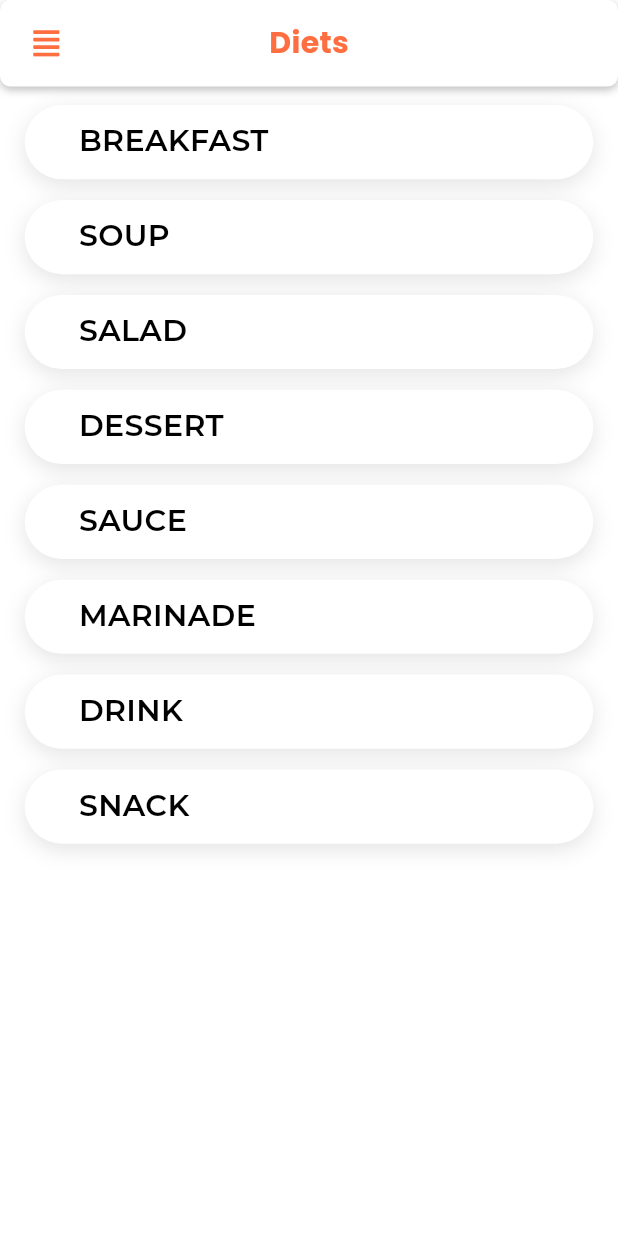
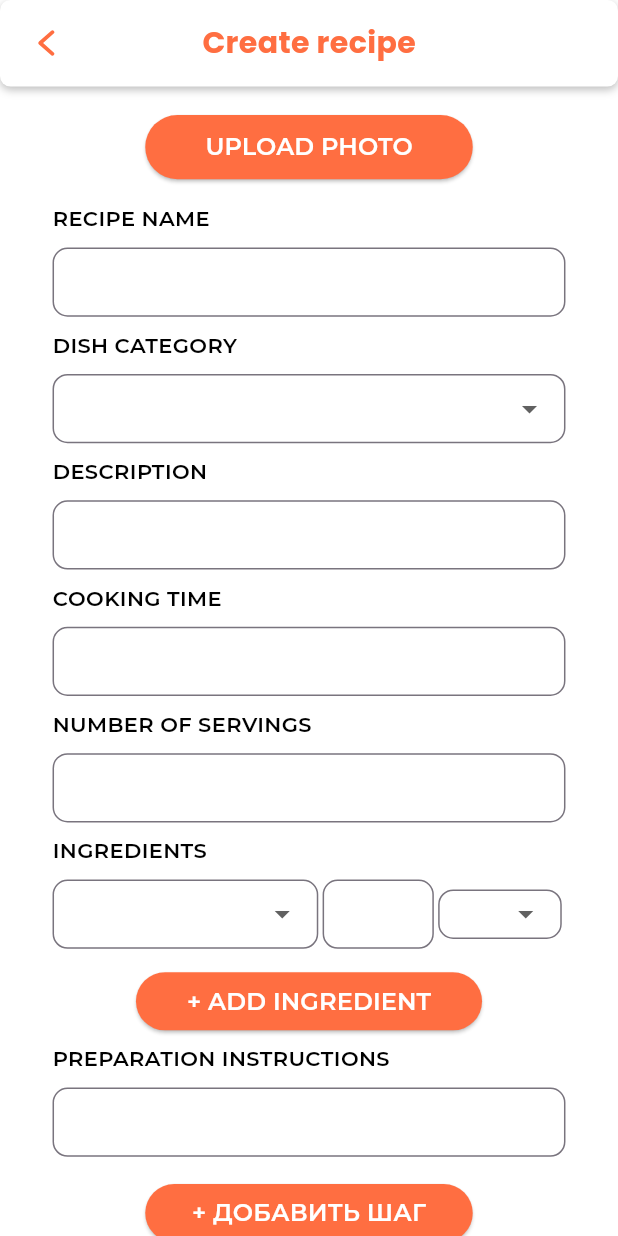
Before and after one commit to NinelNina/recipes_mobile, a Flutter app: the screen it shows after launch, on a phone screen of 412 x 824 dp. Run offline on Flutter 3.47's test engine with Material 3 defaults, Android fonts, the light colour scheme and no system bars; our stand-ins replace flutter_svg; project files that could hold a hidden picture were left out.

Commit message:
Add AddRecipes screen

```diff
--- /dev/null
+++ b/lib/features/add_recipe/presentation/add_recipe_screen.dart
@@ -0,0 +1,385 @@
+import 'package:flutter/material.dart';
+import 'package:recipes/features/common/widgets/back_icon_widget.dart';
+
+import '../../common/widgets/nav_bar.dart';
+
+class AddRecipe extends StatefulWidget {
+  @override
+  _AddRecipeState createState() => _AddRecipeState();
+}
+
+class _AddRecipeState extends State<AddRecipe> {
+  final GlobalKey<FormState> _formKey = GlobalKey<FormState>();
+  List<String> ingredients = ['ЛУК', 'ЧЕСНОК', 'ПЕРЕЦ'];
+  List<String> measurements = ['шт', 'г', 'кг', 'л', 'мл'];
+  List<String> categories = ['ЗАВТРАК', 'ОБЕД', 'УЖИН'];
+  List<Widget> steps = [];
+  List<Widget> ingredientsList = [];
+
+  @override
+  Widget build(BuildContext context) {
+    double screenWidth = MediaQuery.of(context).size.width;
+    double screenHeight = MediaQuery.of(context).size.height;
+
+    return MaterialApp(
+        home: Scaffold(
+            backgroundColor: Colors.white,
+            body: SingleChildScrollView(
+              child: Column(children: [
+                NavBar(
+                    height: screenHeight,
+                    width: screenWidth,
+                    title: "Create recipe",
+                    navWidget: BackIconWidget(width: screenWidth)),
+                SingleChildScrollView(
+                  padding: EdgeInsets.only(top: screenHeight * 0.023),
+                  child: Column(
+                    children: [
+                      buildButton(screenWidth, screenHeight),
+                      SizedBox(height: screenHeight * 0.02),
+                      buildTitleText('RECIPE NAME'),
+                      SizedBox(height: screenHeight * 0.011),
+                      buildTextField(
+                          screenWidth * 0.83, screenHeight * 0.056, ''),
+                      SizedBox(height: screenHeight * 0.011),
+                      buildTitleText('DISH CATEGORY'),
+                      SizedBox(height: screenHeight * 0.011),
+                      buildDropdown(
+                          screenWidth * 0.83, screenHeight * 0.056, categories),
+                      SizedBox(height: screenHeight * 0.011),
+                      buildTitleText('DESCRIPTION'),
+                      SizedBox(height: screenHeight * 0.011),
+                      buildTextField(
+                          screenWidth * 0.83, screenHeight * 0.056, ''),
+                      SizedBox(height: screenHeight * 0.011),
+                      buildTitleText('COOKING TIME'),
+                      SizedBox(height: screenHeight * 0.011),
+                      buildTextField(
+                          screenWidth * 0.83, screenHeight * 0.056, ''),
+                      SizedBox(height: screenHeight * 0.011),
+                      buildTitleText('NUMBER OF SERVINGS'),
+                      SizedBox(height: screenHeight * 0.011),
+                      buildTextField(
+                          screenWidth * 0.83, screenHeight * 0.056, ''),
+                      SizedBox(height: screenHeight * 0.011),
+                      buildTitleText('INGREDIENTS'),
+                      SizedBox(height: screenHeight * 0.011),
+                      Column(
+                        children: [
+                          buildIngredientRow(screenWidth, screenHeight),
+                          Column(children: ingredientsList)
+                        ],
+                      ),
+                      SizedBox(height: screenHeight * 0.015),
+                      buildAddIngredientButton(screenWidth, screenHeight),
+                      SizedBox(height: screenHeight * 0.011),
+                      buildTitleText('PREPARATION INSTRUCTIONS'),
+                      SizedBox(height: screenHeight * 0.011),
+                      Column(
+                        children: [
+                          buildStepTextField(screenWidth, screenHeight),
+                          Column(children: steps)
+                        ],
+                      ),
+                      SizedBox(height: screenHeight * 0.011),
+                      buildAddStepButton(screenWidth, screenHeight),
+                      SizedBox(height: screenHeight * 0.011),
+                      //buildConfirmationWidget(screenWidth, screenHeight),
+                      SizedBox(
+                        width: screenWidth * 0.9,
+                        //height: screenHeight * 0.08,
+                        child:
+                            buildConfirmationWidget(screenWidth, screenHeight),
+                      ),
+                      SizedBox(height: screenHeight * 0.011),
+                      buildButtonsRow(screenWidth * 0.32, screenHeight * 0.047),
+                      SizedBox(height: screenHeight * 0.034)
+                    ],
+                  ),
+                )
+              ]),
+            )));
+  }
+
+  Widget buildButton(double screenWidth, double screenHeight) {
+    return SizedBox(
+      width: screenWidth * 0.53,
+      height: screenHeight * 0.052,
+      child: ElevatedButton(
+        style: ElevatedButton.styleFrom(
+          backgroundColor: const Color(0xFFFF6E41),
+          shape: RoundedRectangleBorder(
+            borderRadius: BorderRadius.circular(30),
+          ),
+        ),
+        onPressed: () {},
+        child: const Text(
+          'UPLOAD PHOTO',
+          style: TextStyle(
+            fontFamily: 'Montserrat',
+            fontWeight: FontWeight.w600,
+            fontSize: 16,
+            color: Colors.white,
+          ),
+        ),
+      ),
+    );
+  }
+
+  Widget buildTitleText(String title) {
+    return Padding(
+      padding: const EdgeInsets.only(left: 35.0), // This adds left padding
+      child: Align(
+        alignment: Alignment.centerLeft,
+        child: Text(
+          title,
+          style: const TextStyle(
+            fontFamily: 'Montserrat',
+            fontWeight: FontWeight.w600,
+            fontSize: 14,
+            color: Colors.black,
+          ),
+        ),
+      ),
+    );
+  }
+
+  Widget buildTextField(double width, double height, String hintText) {
+    return SizedBox(
+      width: width,
+      height: height,
+      child: TextFormField(
+        decoration: InputDecoration(
+          hintText: hintText,
+          contentPadding: const EdgeInsets.all(15),
+          border: OutlineInputBorder(
+            borderRadius: BorderRadius.circular(10),
+          ),
+        ),
+      ),
+    );
+  }
+
+  Widget buildDropdown(double width, double height, List<String> items) {
+    return SizedBox(
+      width: width,
+      height: height,
+      child: DropdownButtonFormField<String>(
+        items: items.map((String item) {
+          return DropdownMenuItem<String>(
+            value: item,
+            child: Text(
+              item,
+              style: const TextStyle(
+                fontFamily: 'Montserrat',
+                fontWeight: FontWeight.w500,
+                fontSize: 14,
+              ),
+            ),
+          );
+        }).toList(),
+        onChanged: (_) {},
+        decoration: InputDecoration(
+          contentPadding: const EdgeInsets.all(15),
+          border: OutlineInputBorder(
+            borderRadius: BorderRadius.circular(10),
+          ),
+        ),
+      ),
+    );
+  }
+
+  Widget buildAddIngredientButton(double screenWidth, double screenHeight) {
+    return SizedBox(
+      width: screenWidth * 0.56,
+      height: screenHeight * 0.047,
+      child: ElevatedButton(
+        style: ElevatedButton.styleFrom(
+          backgroundColor: const Color(0xFFFF6E41),
+          shape: RoundedRectangleBorder(
+            borderRadius: BorderRadius.circular(30),
+          ),
+        ),
+        onPressed: () {
+          setState(() {
+            ingredientsList.add(buildIngredientRow(screenWidth, screenHeight));
+          });
+        },
+        child: const Text(
+          '+ ADD INGREDIENT',
+          style: TextStyle(
+            fontFamily: 'Montserrat',
+            fontWeight: FontWeight.w600,
+            fontSize: 16,
+            color: Colors.white,
+          ),
+        ),
+      ),
+    );
+  }
+
+  Widget buildIngredientRow(double screenWidth, double screenHeight) {
+    return Column(children: [
+      SizedBox(
+          width: screenWidth * 0.83,
+          height: screenHeight * 0.056,
+          child: Row(
+            children: [
+              buildDropdown(
+                  screenWidth * 0.43, screenHeight * 0.06, ingredients),
+              SizedBox(width: screenWidth * 0.007),
+              buildTextField(screenWidth * 0.18, screenHeight * 0.06, ''),
+              SizedBox(width: screenWidth * 0.007),
+              buildDropdown(
+                  screenWidth * 0.2, screenHeight * 0.04, measurements),
+            ],
+          )),
+      SizedBox(height: screenHeight * 0.004)
+    ]);
+  }
+
+  Widget buildAddStepButton(double screenWidth, double screenHeight) {
+    return SizedBox(
+      width: screenWidth * 0.53,
+      height: screenHeight * 0.047,
+      child: ElevatedButton(
+        style: ElevatedButton.styleFrom(
+          backgroundColor: const Color(0xFFFF6E41),
+          shape: RoundedRectangleBorder(
+            borderRadius: BorderRadius.circular(30),
+          ),
+        ),
+        onPressed: () {
+          setState(() {
+            steps.add(buildStepTextField(screenWidth, screenHeight));
+          });
+        },
+        child: const Text(
+          '+ ДОБАВИТЬ ШАГ',
+          style: TextStyle(
+            fontFamily: 'Montserrat',
+            fontWeight: FontWeight.w600,
+            fontSize: 16,
+            color: Colors.white,
+          ),
+        ),
+      ),
+    );
+  }
+
+  Widget buildStepTextField(width, height) {
+    return Column( children: [SizedBox(
+        width: width * 0.83,
+        height: height * 0.056,
+        child: TextFormField(
+          decoration: InputDecoration(
+            contentPadding: const EdgeInsets.all(15),
+            border: OutlineInputBorder(
+              borderRadius: BorderRadius.circular(10),
+            ),
+          ),
+        )),
+      SizedBox(height: height * 0.011)
+    ]
+    );
+  }
+
+  Widget buildConfirmationWidget(double screenWidth, double screenHeight) {
+    return Row(
+      children: [
+        Checkbox(
+          value: false,
+          checkColor: Colors.white,
+          activeColor: const Color(0xFFB3261E),
+          onChanged: (_) {},
+        ),
+        /*SizedBox(
+            width: screenWidth * 0.77,
+            height: screenHeight * 0.024,
+            child: */
+            Column(
+              crossAxisAlignment: CrossAxisAlignment.start,
+              children: [
+                SizedBox(
+                  height: screenHeight * 0.03,
+                  child: const Text(
+                    'Post the recipe',
+                    style: TextStyle(
+                      fontFamily: 'Montserrat',
+                      fontWeight: FontWeight.w600,
+                      fontSize: 18,
+                      color: Colors.black,
+                    ),
+                  ),
+                ),
+                SizedBox(
+                    width: screenWidth * 0.77,
+                    height: screenHeight * 0.04,
+                    child: const Text(
+                      'Your recipe will be available to all users after moderation',
+                      style: TextStyle(
+                        fontFamily: 'Montserrat',
+                        fontWeight: FontWeight.w500,
+                        fontSize: 12,
+                        color: Colors.black,
+                      ),
+                    )),
+                SizedBox(height: screenHeight * 0.017)
+              ],
+            )//)
+      ],
+    );
+  }
+
+  Widget buildButtonsRow(double width, double height) {
+    return Row(
+      mainAxisAlignment: MainAxisAlignment.spaceEvenly,
+      children: [
+        SizedBox(
+          width: width,
+          height: height,
+          child: ElevatedButton(
+            style: ElevatedButton.styleFrom(
+              backgroundColor: const Color(0xFFFF6E41),
+              shape: RoundedRectangleBorder(
+                borderRadius: BorderRadius.circular(30),
+              ),
+            ),
+            onPressed: () {},
+            child: const Text(
+              'CANCEL',
+              style: TextStyle(
+                fontFamily: 'Montserrat',
+                fontWeight: FontWeight.w600,
+                fontSize: 16,
+                color: Colors.white,
+              ),
+            ),
+          ),
+        ),
+        SizedBox(
+          width: width,
+          height: height,
+          child: ElevatedButton(
+            style: ElevatedButton.styleFrom(
+              backgroundColor: const Color(0xFFFF6E41),
+              shape: RoundedRectangleBorder(
+                borderRadius: BorderRadius.circular(30),
+              ),
+            ),
+            onPressed: () {},
+            child: const Text(
+              'SAVE',
+              style: TextStyle(
+                fontFamily: 'Montserrat',
+                fontWeight: FontWeight.w600,
+                fontSize: 16,
+                color: Colors.white,
+              ),
+            ),
+          ),
+        ),
+      ],
+    );
+  }
+}
--- a/lib/main.dart
+++ b/lib/main.dart
@@ -1,4 +1,5 @@
 import 'package:flutter/material.dart';
+import 'package:recipes/features/add_recipe/presentation/add_recipe_screen.dart';
 import 'package:recipes/features/dishes_categories/presentation/diets_categories_screen.dart';
 import 'package:recipes/features/dishes_categories/presentation/dishes_categories_screen.dart';
 import 'package:recipes/features/dishes_categories/presentation/widgets/categories_screen.dart';
@@ -7,7 +8,8 @@ import 'package:recipes/features/sing_in/presentation/sign_in_screen.dart';
 import 'package:recipes/features/start/presentation/start_screen.dart';
 
 void main() {
-  runApp(const DishesCategories());
+  //runApp(const DishesCategories());
+  runApp(AddRecipe());
   //runApp(const SignIn());
   //runApp(const SignUp());
 }
```
